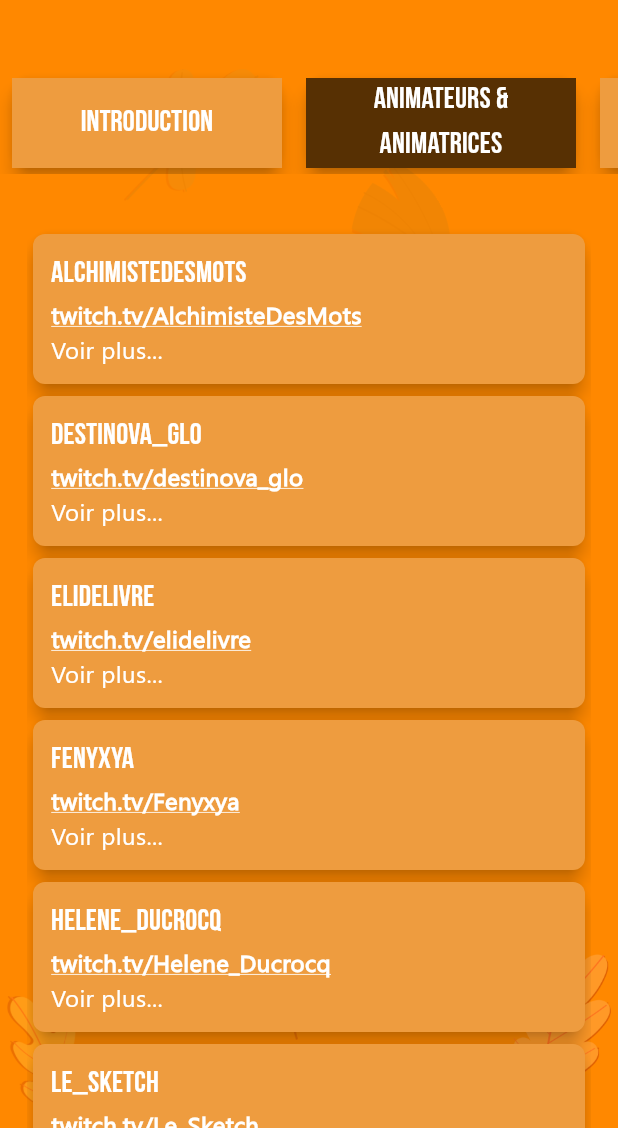
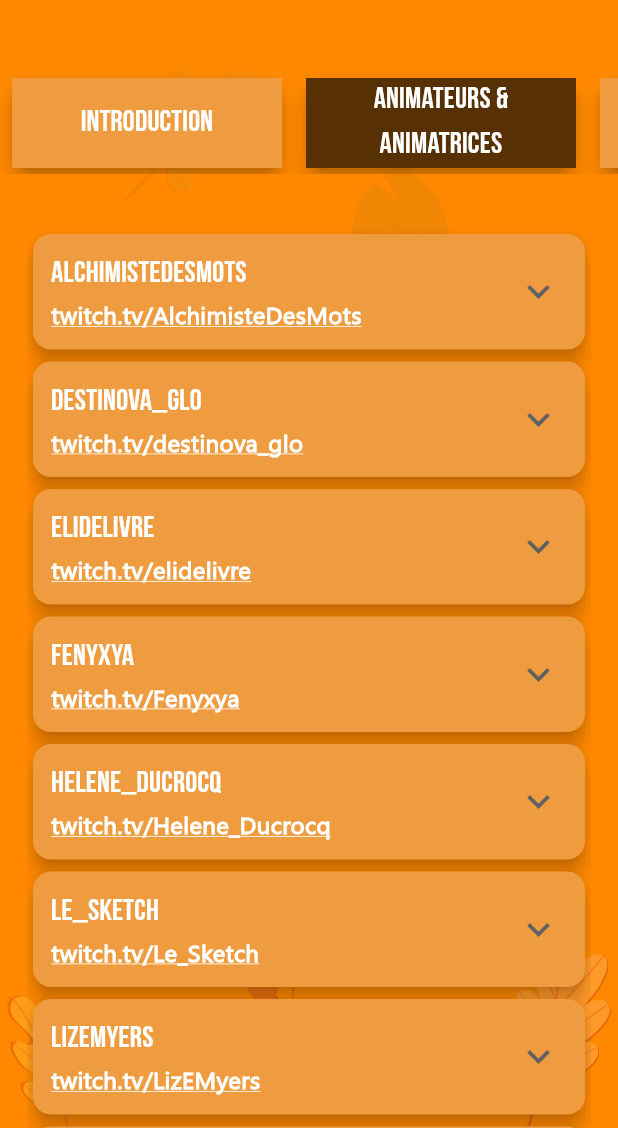
Before and after one commit to pariterre/multistreamer_pomodoro, a Flutter app: the screen it shows after launch, after a tap on an icon or button, on a phone screen of 412 x 824 dp, the part 108-1236 px from its top. Run offline on Flutter 3.47's test engine with Material 2 defaults, Android fonts, the phone set to English and light mode, and no system bars; our stand-ins replace firebase_core, shared_preferences, youtube_player_iframe; missing offline and left inert: enhanced_containers, twitch_manager; accounts and stored records are empty; statements that could not run were skipped.

Commit message:
Made the card animated

```diff
--- a/lib/screens/streamer_page.dart
+++ b/lib/screens/streamer_page.dart
@@ -2,6 +2,7 @@ import 'package:flutter/material.dart';
 import 'package:pomo_latte_pumpkin/config.dart';
 import 'package:pomo_latte_pumpkin/main.dart';
 import 'package:pomo_latte_pumpkin/models/streamer_info.dart';
+import 'package:pomo_latte_pumpkin/widgets/animated_expanding_card.dart';
 import 'package:url_launcher/url_launcher.dart';
 import 'package:youtube_player_iframe/youtube_player_iframe.dart';
 
@@ -21,60 +22,49 @@ class StreamerPage extends StatelessWidget {
   }
 }
 
-class _StreamerCard extends StatefulWidget {
+class _StreamerCard extends StatelessWidget {
   const _StreamerCard({required this.streamerInfo});
 
   final StreamerInfo streamerInfo;
   @override
-  State<_StreamerCard> createState() => _StreamerCardState();
-}
-
-class _StreamerCardState extends State<_StreamerCard> {
-  bool _isExpanded = false;
-
-  @override
   Widget build(BuildContext context) {
-    return InkWell(
-      onTap: () => setState(() => _isExpanded = !_isExpanded),
-      child: Card(
-        elevation: 5,
-        child: Container(
-          decoration: BoxDecoration(
-              color: _isExpanded ? selectedColor : unselectedColor,
-              borderRadius: BorderRadius.circular(8)),
-          width: 400,
-          child: Padding(
+    return AnimatedExpandingCard(
+      expandedColor: selectedColor,
+      closedColor: unselectedColor,
+      header: Padding(
         padding: const EdgeInsets.all(12.0),
-            child: Column(
-              crossAxisAlignment: CrossAxisAlignment.start,
-              children: [
+        child: Column(crossAxisAlignment: CrossAxisAlignment.start, children: [
           Text(
-                  widget.streamerInfo.name,
+            streamerInfo.name,
             style: Theme.of(context).textTheme.titleMedium,
           ),
           InkWell(
               onTap: () {
-                      launchUrl(Uri(
-                          scheme: 'https',
-                          path: widget.streamerInfo.twitchUrl));
+                launchUrl(Uri(scheme: 'https', path: streamerInfo.twitchUrl));
               },
               child: Text(
-                      widget.streamerInfo.twitchUrl,
+                streamerInfo.twitchUrl,
                 style: const TextStyle(
                     fontWeight: FontWeight.bold,
                     decoration: TextDecoration.underline,
                     decorationColor: Colors.white),
               )),
-                if (!_isExpanded) const Text('Voir plus...'),
-                if (_isExpanded)
+        ]),
+      ),
+      builder: (context, isExpanded) => isExpanded
+          ? Padding(
+              padding: const EdgeInsets.all(12.0),
+              child: Column(
+                crossAxisAlignment: CrossAxisAlignment.start,
+                children: [
                   Column(
                     crossAxisAlignment: CrossAxisAlignment.start,
                     children: [
                       const SizedBox(height: 4),
-                      Text(widget.streamerInfo.description),
+                      Text(streamerInfo.description),
                       const SizedBox(height: 12),
-                      if (widget.streamerInfo.presentationYoutubeId == null &&
-                          widget.streamerInfo.philosophyYoutubeId == null)
+                      if (streamerInfo.presentationYoutubeId == null &&
+                          streamerInfo.philosophyYoutubeId == null)
                         Column(
                           crossAxisAlignment: CrossAxisAlignment.start,
                           children: [
@@ -85,27 +75,25 @@ class _StreamerCardState extends State<_StreamerCard> {
                             const Text('À venir'),
                           ],
                         ),
-                      if (widget.streamerInfo.presentationYoutubeId != null)
+                      if (streamerInfo.presentationYoutubeId != null)
                         _VideoWithTitle(
                             title: 'Qui suis-je?',
-                            videoId:
-                                widget.streamerInfo.presentationYoutubeId!),
-                      if (widget.streamerInfo.presentationYoutubeId != null &&
-                          widget.streamerInfo.philosophyYoutubeId != null)
+                            videoId: streamerInfo.presentationYoutubeId!),
+                      if (streamerInfo.presentationYoutubeId != null &&
+                          streamerInfo.philosophyYoutubeId != null)
                         const SizedBox(height: 24),
-                      if (widget.streamerInfo.philosophyYoutubeId != null)
+                      if (streamerInfo.philosophyYoutubeId != null)
                         _VideoWithTitle(
                           title: 'Mon approche du cotravail en pomodoro',
-                          videoId: widget.streamerInfo.philosophyYoutubeId!,
+                          videoId: streamerInfo.philosophyYoutubeId!,
                           delayBeforeLoading: 3000,
                         ),
                     ],
                   ),
                 ],
               ),
-          ),
-        ),
-      ),
+            )
+          : Container(),
     );
   }
 }
--- /dev/null
+++ b/lib/widgets/animated_expanding_card.dart
@@ -0,0 +1,99 @@
+import 'package:flutter/material.dart';
+
+class AnimatedExpandingCard extends StatefulWidget {
+  const AnimatedExpandingCard({
+    super.key,
+    required this.header,
+    required this.builder,
+    this.expandingDuration = const Duration(milliseconds: 300),
+    this.onTapHeader,
+    required this.expandedColor,
+    required this.closedColor,
+    this.initialExpandedState = false,
+  });
+
+  final Duration expandingDuration;
+  final Widget header;
+  final Color expandedColor;
+  final Color closedColor;
+  final Function(bool newState)? onTapHeader;
+  final Widget Function(BuildContext context, bool isExpanded) builder;
+  final bool initialExpandedState;
+
+  @override
+  State<AnimatedExpandingCard> createState() => _AnimatedExpandingCardState();
+}
+
+class _AnimatedExpandingCardState extends State<AnimatedExpandingCard>
+    with TickerProviderStateMixin {
+  late bool _isExpanded = widget.initialExpandedState;
+  bool _isExpanding = false;
+
+  late final AnimationController _expandingAnimationController =
+      AnimationController(vsync: this, duration: widget.expandingDuration);
+  late final Animation<double> _expandingAnimation = CurvedAnimation(
+    parent: _expandingAnimationController,
+    curve: Curves.fastOutSlowIn,
+  );
+  late final Tween<double> _expandingTween = Tween(begin: 0, end: 1);
+
+  @override
+  void initState() {
+    super.initState();
+    if (widget.initialExpandedState) {
+      _expandingAnimationController.animateTo(1, duration: const Duration());
+    }
+  }
+
+  @override
+  Widget build(BuildContext context) {
+    return Card(
+      elevation: 5,
+      color: _isExpanded || _isExpanding
+          ? widget.expandedColor
+          : widget.closedColor,
+      child: Column(
+        crossAxisAlignment: CrossAxisAlignment.start,
+        mainAxisSize: MainAxisSize.min,
+        children: [
+          InkWell(
+            onTap: () {
+              _isExpanded = !_isExpanded;
+              _isExpanded
+                  ? _expandingAnimationController.forward()
+                  : _expandingAnimationController.reverse();
+
+              if (widget.onTapHeader != null) widget.onTapHeader!(_isExpanded);
+              _isExpanding = true;
+              setState(() {});
+              Future.microtask(() async {
+                await Future.delayed(widget.expandingDuration);
+                _isExpanding = false;
+                setState(() {});
+              });
+            },
+            child: Row(
+              mainAxisAlignment: MainAxisAlignment.spaceBetween,
+              crossAxisAlignment: CrossAxisAlignment.center,
+              children: [
+                Flexible(child: widget.header),
+                Padding(
+                  padding: const EdgeInsets.only(left: 12.0, right: 16.0),
+                  child: Icon(
+                    _isExpanded ? Icons.expand_less : Icons.expand_more,
+                    size: 30,
+                    color: Colors.grey[700],
+                  ),
+                )
+              ],
+            ),
+          ),
+          SizeTransition(
+            sizeFactor: _expandingTween.animate(_expandingAnimation),
+            child: widget.builder(context, _isExpanded || _isExpanding),
+          ),
+        ],
+      ),
+    );
+  }
+}
```
Lines whose indentation alone changed are shown as unchanged.
